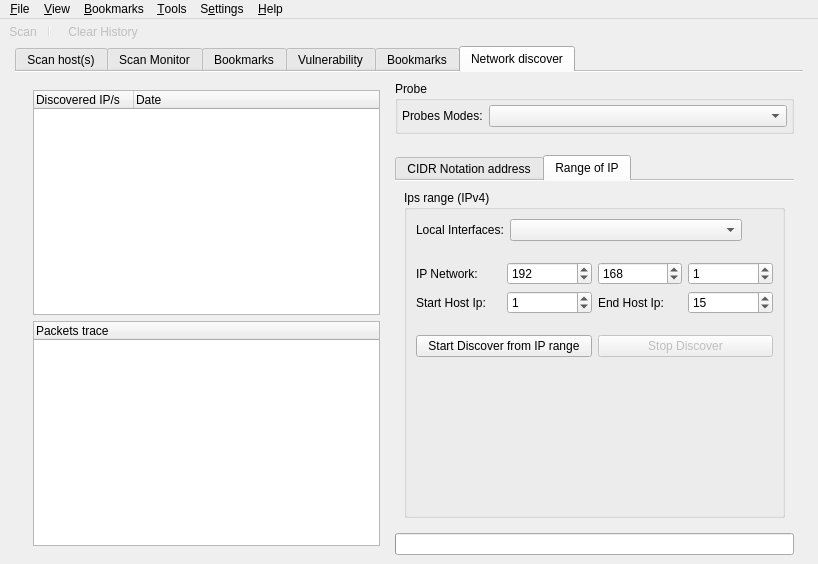
Qt form src/app/ui/mainwindow.ui (nmapsi4/nmapsi4) before a commit.
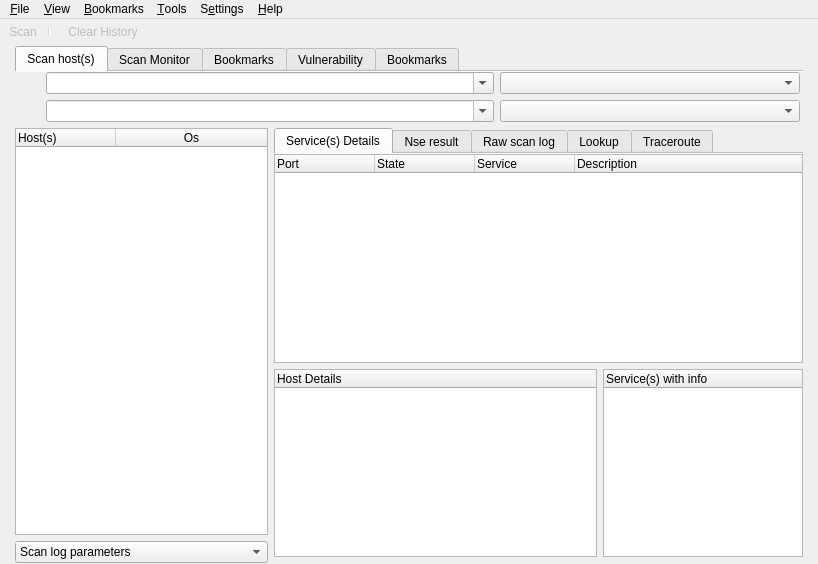
The same form after that commit. The open tabs and pages were chosen to show the change. Icons and pictures are not drawn.

Commit message: move discover in a dedicated widget

```diff
--- a/src/app/ui/mainwindow.ui
+++ b/src/app/ui/mainwindow.ui
@@ -1365,647 +1365,6 @@
         </item>
        </layout>
       </widget>
-      <widget class="QWidget" name="tabDiscover">
-       <attribute name="icon">
-        <iconset resource="../../../mainwin.qrc">
-         <normaloff>:/images/images/document-preview-archive.png</normaloff>:/images/images/document-preview-archive.png</iconset>
-       </attribute>
-       <attribute name="title">
-        <string>Network discover</string>
-       </attribute>
-       <layout class="QHBoxLayout" name="horizontalLayout_8">
-        <item>
-         <widget class="QFrame" name="frameDiscoverTree">
-          <property name="frameShape">
-           <enum>QFrame::NoFrame</enum>
-          </property>
-          <property name="frameShadow">
-           <enum>QFrame::Raised</enum>
-          </property>
-          <layout class="QVBoxLayout" name="verticalLayout_9">
-           <item>
-            <widget class="QTreeWidget" name="treeDiscover">
-             <property name="alternatingRowColors">
-              <bool>true</bool>
-             </property>
-             <property name="selectionMode">
-              <enum>QAbstractItemView::ExtendedSelection</enum>
-             </property>
-             <property name="rootIsDecorated">
-              <bool>false</bool>
-             </property>
-             <column>
-              <property name="text">
-               <string>Discovered IP/s</string>
-              </property>
-             </column>
-             <column>
-              <property name="text">
-               <string>Date</string>
-              </property>
-             </column>
-            </widget>
-           </item>
-           <item>
-            <widget class="QTreeWidget" name="treeTracePackets">
-             <property name="alternatingRowColors">
-              <bool>true</bool>
-             </property>
-             <property name="rootIsDecorated">
-              <bool>false</bool>
-             </property>
-             <column>
-              <property name="text">
-               <string>Packets trace</string>
-              </property>
-             </column>
-            </widget>
-           </item>
-          </layout>
-         </widget>
-        </item>
-        <item>
-         <widget class="QFrame" name="frameDiscoverOptions">
-          <property name="frameShape">
-           <enum>QFrame::NoFrame</enum>
-          </property>
-          <property name="frameShadow">
-           <enum>QFrame::Plain</enum>
-          </property>
-          <property name="lineWidth">
-           <number>0</number>
-          </property>
-          <layout class="QVBoxLayout" name="verticalLayout_13">
-           <property name="margin">
-            <number>0</number>
-           </property>
-           <item>
-            <widget class="QGroupBox" name="groupBox_2">
-             <property name="title">
-              <string>Probe</string>
-             </property>
-             <layout class="QVBoxLayout" name="verticalLayout_10">
-              <property name="margin">
-               <number>4</number>
-              </property>
-              <item>
-               <layout class="QGridLayout" name="gridLayout_3">
-                <item row="0" column="0">
-                 <widget class="QLabel" name="labelProbesModes">
-                  <property name="sizePolicy">
-                   <sizepolicy hsizetype="Fixed" vsizetype="Preferred">
-                    <horstretch>0</horstretch>
-                    <verstretch>0</verstretch>
-                   </sizepolicy>
-                  </property>
-                  <property name="text">
-                   <string>Probes Modes:</string>
-                  </property>
-                  <property name="buddy">
-                   <cstring>discoverProbesCombo</cstring>
-                  </property>
-                 </widget>
-                </item>
-                <item row="0" column="1">
-                 <widget class="QComboBox" name="discoverProbesCombo">
-                  <property name="sizePolicy">
-                   <sizepolicy hsizetype="Preferred" vsizetype="Fixed">
-                    <horstretch>0</horstretch>
-                    <verstretch>0</verstretch>
-                   </sizepolicy>
-                  </property>
-                 </widget>
-                </item>
-               </layout>
-              </item>
-             </layout>
-            </widget>
-           </item>
-           <item>
-            <spacer name="verticalSpacer_7">
-             <property name="orientation">
-              <enum>Qt::Vertical</enum>
-             </property>
-             <property name="sizeType">
-              <enum>QSizePolicy::Fixed</enum>
-             </property>
-             <property name="sizeHint" stdset="0">
-              <size>
-               <width>20</width>
-               <height>15</height>
-              </size>
-             </property>
-            </spacer>
-           </item>
-           <item>
-            <widget class="QTabWidget" name="tabRightDiscover">
-             <property name="styleSheet">
-              <string notr="true"/>
-             </property>
-             <property name="currentIndex">
-              <number>0</number>
-             </property>
-             <property name="documentMode">
-              <bool>true</bool>
-             </property>
-             <widget class="QWidget" name="tab_2">
-              <attribute name="icon">
-               <iconset resource="../../../mainwin.qrc">
-                <normaloff>:/images/images/network_local.png</normaloff>:/images/images/network_local.png</iconset>
-              </attribute>
-              <attribute name="title">
-               <string>CIDR Notation address</string>
-              </attribute>
-              <layout class="QVBoxLayout" name="verticalLayout_16">
-               <item>
-                <widget class="QGroupBox" name="groupBox_3">
-                 <property name="title">
-                  <string>CIDR Notation (IPv4)</string>
-                 </property>
-                 <layout class="QVBoxLayout" name="verticalLayout_12">
-                  <item>
-                   <widget class="QLabel" name="label_10">
-                    <property name="text">
-                     <string>Selected your CIDR address:</string>
-                    </property>
-                   </widget>
-                  </item>
-                  <item>
-                   <layout class="QGridLayout" name="gridLayout_6">
-                    <item row="0" column="0">
-                     <widget class="QLabel" name="label_5">
-                      <property name="text">
-                       <string>CIDR Address:</string>
-                      </property>
-                     </widget>
-                    </item>
-                    <item row="0" column="4">
-                     <widget class="QSpinBox" name="discoverCIDRFourthSpin">
-                      <property name="maximum">
-                       <number>255</number>
-                      </property>
-                     </widget>
-                    </item>
-                    <item row="0" column="2">
-                     <widget class="QSpinBox" name="discoverCIDRSecondSpin">
-                      <property name="maximum">
-                       <number>255</number>
-                      </property>
-                      <property name="value">
-                       <number>168</number>
-                      </property>
-                     </widget>
-                    </item>
-                    <item row="0" column="1">
-                     <widget class="QSpinBox" name="discoverCIDRFirstSpin">
-                      <property name="maximum">
-                       <number>255</number>
-                      </property>
-                      <property name="value">
-                       <number>192</number>
-                      </property>
-                     </widget>
-                    </item>
-                    <item row="0" column="3">
-                     <widget class="QSpinBox" name="discoverCIDRThirdSpin">
-                      <property name="maximum">
-                       <number>255</number>
-                      </property>
-                      <property name="value">
-                       <number>1</number>
-                      </property>
-                     </widget>
-                    </item>
-                    <item row="1" column="0">
-                     <widget class="QLabel" name="label_8">
-                      <property name="text">
-                       <string>Prefix Size:</string>
-                      </property>
-                     </widget>
-                    </item>
-                    <item row="1" column="1">
-                     <widget class="QSpinBox" name="discoverCIDRPrefixSizeSpin">
-                      <property name="minimum">
-                       <number>2</number>
-                      </property>
-                      <property name="maximum">
-                       <number>32</number>
-                      </property>
-                      <property name="value">
-                       <number>28</number>
-                      </property>
-                     </widget>
-                    </item>
-                    <item row="2" column="0">
-                     <widget class="QLabel" name="label_6">
-                      <property name="text">
-                       <string>Number of IP:</string>
-                      </property>
-                      <property name="buddy">
-                       <cstring>lineAddressNumber</cstring>
-                      </property>
-                     </widget>
-                    </item>
-                    <item row="2" column="1">
-                     <widget class="QLineEdit" name="lineAddressNumber">
-                      <property name="readOnly">
-                       <bool>true</bool>
-                      </property>
-                     </widget>
-                    </item>
-                   </layout>
-                  </item>
-                  <item>
-                   <spacer name="verticalSpacer">
-                    <property name="orientation">
-                     <enum>Qt::Vertical</enum>
-                    </property>
-                    <property name="sizeType">
-                     <enum>QSizePolicy::Fixed</enum>
-                    </property>
-                    <property name="sizeHint" stdset="0">
-                     <size>
-                      <width>20</width>
-                      <height>15</height>
-                     </size>
-                    </property>
-                   </spacer>
-                  </item>
-                  <item>
-                   <widget class="QLabel" name="label_9">
-                    <property name="text">
-                     <string>Or you can paste CIDR address below:</string>
-                    </property>
-                   </widget>
-                  </item>
-                  <item>
-                   <layout class="QHBoxLayout" name="horizontalLayout_14">
-                    <item>
-                     <widget class="QLabel" name="label_7">
-                      <property name="sizePolicy">
-                       <sizepolicy hsizetype="Minimum" vsizetype="Preferred">
-                        <horstretch>0</horstretch>
-                        <verstretch>0</verstretch>
-                       </sizepolicy>
-                      </property>
-                      <property name="text">
-                       <string>CIDR address:</string>
-                      </property>
-                     </widget>
-                    </item>
-                    <item>
-                     <widget class="QComboBox" name="discoverCIDRPasteCombo">
-                      <property name="sizePolicy">
-                       <sizepolicy hsizetype="Expanding" vsizetype="Fixed">
-                        <horstretch>0</horstretch>
-                        <verstretch>0</verstretch>
-                       </sizepolicy>
-                      </property>
-                      <property name="editable">
-                       <bool>true</bool>
-                      </property>
-                     </widget>
-                    </item>
-                   </layout>
-                  </item>
-                  <item>
-                   <spacer name="verticalSpacer_5">
-                    <property name="orientation">
-                     <enum>Qt::Vertical</enum>
-                    </property>
-                    <property name="sizeType">
-                     <enum>QSizePolicy::Fixed</enum>
-                    </property>
-                    <property name="sizeHint" stdset="0">
-                     <size>
-                      <width>20</width>
-                      <height>15</height>
-                     </size>
-                    </property>
-                   </spacer>
-                  </item>
-                  <item>
-                   <layout class="QHBoxLayout" name="horizontalLayout_9">
-                    <item>
-                     <widget class="QPushButton" name="cidrButton">
-                      <property name="text">
-                       <string>Start with CIDR-style address</string>
-                      </property>
-                      <property name="icon">
-                       <iconset resource="../../../mainwin.qrc">
-                        <normaloff>:/images/images/document-preview-archive.png</normaloff>:/images/images/document-preview-archive.png</iconset>
-                      </property>
-                     </widget>
-                    </item>
-                    <item>
-                     <widget class="QPushButton" name="stopDiscoverCidrButton">
-                      <property name="enabled">
-                       <bool>false</bool>
-                      </property>
-                      <property name="text">
-                       <string>Stop Discover</string>
-                      </property>
-                      <property name="icon">
-                       <iconset resource="../../../mainwin.qrc">
-                        <normaloff>:/images/images/button_cancel.png</normaloff>:/images/images/button_cancel.png</iconset>
-                      </property>
-                     </widget>
-                    </item>
-                   </layout>
-                  </item>
-                  <item>
-                   <spacer name="verticalSpacer_4">
-                    <property name="orientation">
-                     <enum>Qt::Vertical</enum>
-                    </property>
-                    <property name="sizeHint" stdset="0">
-                     <size>
-                      <width>20</width>
-                      <height>92</height>
-                     </size>
-                    </property>
-                   </spacer>
-                  </item>
-                 </layout>
-                </widget>
-               </item>
-              </layout>
-             </widget>
-             <widget class="QWidget" name="intervallScan">
-              <attribute name="icon">
-               <iconset resource="../../../mainwin.qrc">
-                <normaloff>:/images/images/network_local.png</normaloff>:/images/images/network_local.png</iconset>
-              </attribute>
-              <attribute name="title">
-               <string>Range of IP</string>
-              </attribute>
-              <layout class="QVBoxLayout" name="verticalLayout_11">
-               <item>
-                <widget class="QGroupBox" name="groupBox">
-                 <property name="title">
-                  <string>Ips range (IPv4)</string>
-                 </property>
-                 <layout class="QVBoxLayout" name="verticalLayout_7">
-                  <item>
-                   <layout class="QHBoxLayout" name="horizontalLayout_13">
-                    <item>
-                     <widget class="QLabel" name="label">
-                      <property name="maximumSize">
-                       <size>
-                        <width>16777215</width>
-                        <height>16777215</height>
-                       </size>
-                      </property>
-                      <property name="text">
-                       <string>Local Interfaces:</string>
-                      </property>
-                      <property name="buddy">
-                       <cstring>comboDiscover</cstring>
-                      </property>
-                     </widget>
-                    </item>
-                    <item>
-                     <widget class="QComboBox" name="comboDiscover">
-                      <property name="sizePolicy">
-                       <sizepolicy hsizetype="Expanding" vsizetype="Fixed">
-                        <horstretch>0</horstretch>
-                        <verstretch>0</verstretch>
-                       </sizepolicy>
-                      </property>
-                      <property name="minimumSize">
-                       <size>
-                        <width>0</width>
-                        <height>0</height>
-                       </size>
-                      </property>
-                     </widget>
-                    </item>
-                    <item>
-                     <widget class="QPushButton" name="reloadComboDiscover">
-                      <property name="sizePolicy">
-                       <sizepolicy hsizetype="Minimum" vsizetype="Minimum">
-                        <horstretch>0</horstretch>
-                        <verstretch>0</verstretch>
-                       </sizepolicy>
-                      </property>
-                      <property name="maximumSize">
-                       <size>
-                        <width>25</width>
-                        <height>16777215</height>
-                       </size>
-                      </property>
-                      <property name="toolTip">
-                       <string>Reload Interfaces</string>
-                      </property>
-                      <property name="text">
-                       <string/>
-                      </property>
-                      <property name="icon">
-                       <iconset resource="../../../mainwin.qrc">
-                        <normaloff>:/images/images/reload.png</normaloff>:/images/images/reload.png</iconset>
-                      </property>
-                      <property name="flat">
-                       <bool>true</bool>
-                      </property>
-                     </widget>
-                    </item>
-                   </layout>
-                  </item>
-                  <item>
-                   <spacer name="verticalSpacer_2">
-                    <property name="orientation">
-                     <enum>Qt::Vertical</enum>
-                    </property>
-                    <property name="sizeType">
-                     <enum>QSizePolicy::Fixed</enum>
-                    </property>
-                    <property name="sizeHint" stdset="0">
-                     <size>
-                      <width>20</width>
-                      <height>15</height>
-                     </size>
-                    </property>
-                   </spacer>
-                  </item>
-                  <item>
-                   <layout class="QGridLayout" name="gridLayout_2">
-                    <item row="0" column="0">
-                     <widget class="QLabel" name="label_2">
-                      <property name="text">
-                       <string>IP Network:</string>
-                      </property>
-                     </widget>
-                    </item>
-                    <item row="0" column="3">
-                     <widget class="QSpinBox" name="discoverIpThreeSpin">
-                      <property name="maximum">
-                       <number>255</number>
-                      </property>
-                      <property name="value">
-                       <number>1</number>
-                      </property>
-                     </widget>
-                    </item>
-                    <item row="0" column="2">
-                     <widget class="QSpinBox" name="discoverIpSecondSpin">
-                      <property name="maximum">
-                       <number>255</number>
-                      </property>
-                      <property name="value">
-                       <number>168</number>
-                      </property>
-                     </widget>
-                    </item>
-                    <item row="0" column="1">
-                     <widget class="QSpinBox" name="discoverIpFirstSpin">
-                      <property name="maximum">
-                       <number>255</number>
-                      </property>
-                      <property name="value">
-                       <number>192</number>
-                      </property>
-                     </widget>
-                    </item>
-                    <item row="1" column="0">
-                     <widget class="QLabel" name="label_3">
-                      <property name="text">
-                       <string>Start Host Ip:</string>
-                      </property>
-                      <property name="buddy">
-                       <cstring>spinBeginDiscover</cstring>
-                      </property>
-                     </widget>
-                    </item>
-                    <item row="1" column="1">
-                     <widget class="QSpinBox" name="spinBeginDiscover">
-                      <property name="maximum">
-                       <number>255</number>
-                      </property>
-                      <property name="value">
-                       <number>1</number>
-                      </property>
-                     </widget>
-                    </item>
-                    <item row="1" column="2">
-                     <widget class="QLabel" name="label_4">
-                      <property name="text">
-                       <string>End Host Ip:</string>
-                      </property>
-                      <property name="buddy">
-                       <cstring>spinEndDiscover</cstring>
-                      </property>
-                     </widget>
-                    </item>
-                    <item row="1" column="3">
-                     <widget class="QSpinBox" name="spinEndDiscover">
-                      <property name="maximum">
-                       <number>255</number>
-                      </property>
-                      <property name="value">
-                       <number>15</number>
-                      </property>
-                     </widget>
-                    </item>
-                   </layout>
-                  </item>
-                  <item>
-                   <spacer name="verticalSpacer_3">
-                    <property name="orientation">
-                     <enum>Qt::Vertical</enum>
-                    </property>
-                    <property name="sizeType">
-                     <enum>QSizePolicy::Fixed</enum>
-                    </property>
-                    <property name="sizeHint" stdset="0">
-                     <size>
-                      <width>20</width>
-                      <height>15</height>
-                     </size>
-                    </property>
-                   </spacer>
-                  </item>
-                  <item>
-                   <layout class="QHBoxLayout" name="horizontalLayout_16">
-                    <item>
-                     <widget class="QPushButton" name="startDiscoverButt">
-                      <property name="enabled">
-                       <bool>true</bool>
-                      </property>
-                      <property name="sizePolicy">
-                       <sizepolicy hsizetype="Expanding" vsizetype="Fixed">
-                        <horstretch>0</horstretch>
-                        <verstretch>0</verstretch>
-                       </sizepolicy>
-                      </property>
-                      <property name="text">
-                       <string>Start Discover from IP range</string>
-                      </property>
-                      <property name="icon">
-                       <iconset resource="../../../mainwin.qrc">
-                        <normaloff>:/images/images/document-preview-archive.png</normaloff>:/images/images/document-preview-archive.png</iconset>
-                      </property>
-                     </widget>
-                    </item>
-                    <item>
-                     <widget class="QPushButton" name="stopDiscoverButt">
-                      <property name="enabled">
-                       <bool>false</bool>
-                      </property>
-                      <property name="sizePolicy">
-                       <sizepolicy hsizetype="Expanding" vsizetype="Fixed">
-                        <horstretch>0</horstretch>
-                        <verstretch>0</verstretch>
-                       </sizepolicy>
-                      </property>
-                      <property name="text">
-                       <string>Stop Discover</string>
-                      </property>
-                      <property name="icon">
-                       <iconset resource="../../../mainwin.qrc">
-                        <normaloff>:/images/images/button_cancel.png</normaloff>:/images/images/button_cancel.png</iconset>
-                      </property>
-                     </widget>
-                    </item>
-                   </layout>
-                  </item>
-                  <item>
-                   <spacer name="verticalSpacer_6">
-                    <property name="orientation">
-                     <enum>Qt::Vertical</enum>
-                    </property>
-                    <property name="sizeHint" stdset="0">
-                     <size>
-                      <width>20</width>
-                      <height>40</height>
-                     </size>
-                    </property>
-                   </spacer>
-                  </item>
-                 </layout>
-                </widget>
-               </item>
-              </layout>
-             </widget>
-            </widget>
-           </item>
-           <item>
-            <widget class="QProgressBar" name="discoverProgressBar">
-             <property name="maximum">
-              <number>100</number>
-             </property>
-             <property name="value">
-              <number>0</number>
-             </property>
-             <property name="textVisible">
-              <bool>false</bool>
-             </property>
-            </widget>
-           </item>
-          </layout>
-         </widget>
-        </item>
-       </layout>
-      </widget>
      </widget>
     </item>
    </layout>
```
Left out of the diff: 24 changed lines with no effect on the pictures. The commit also changes 8 other files.
